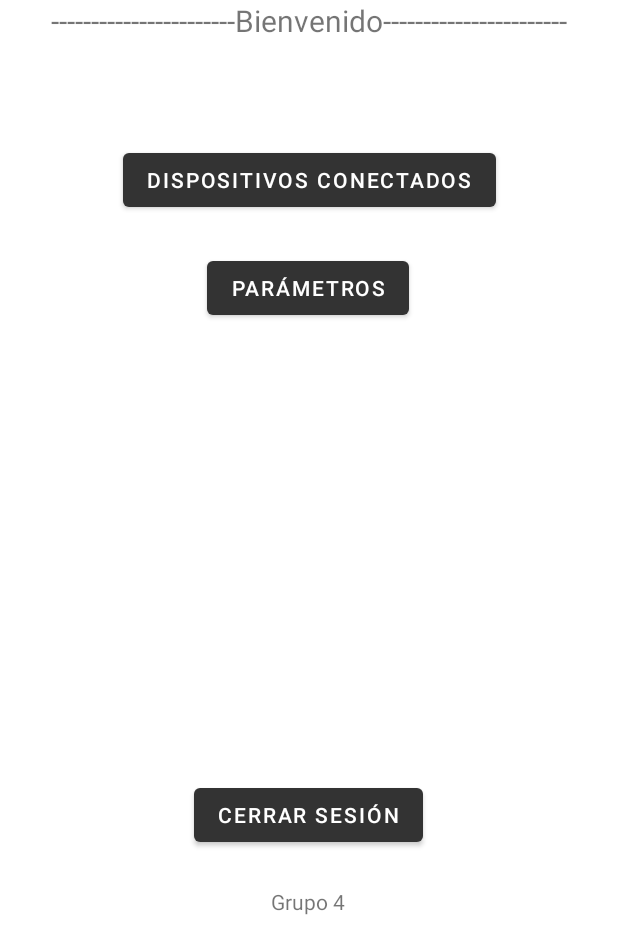
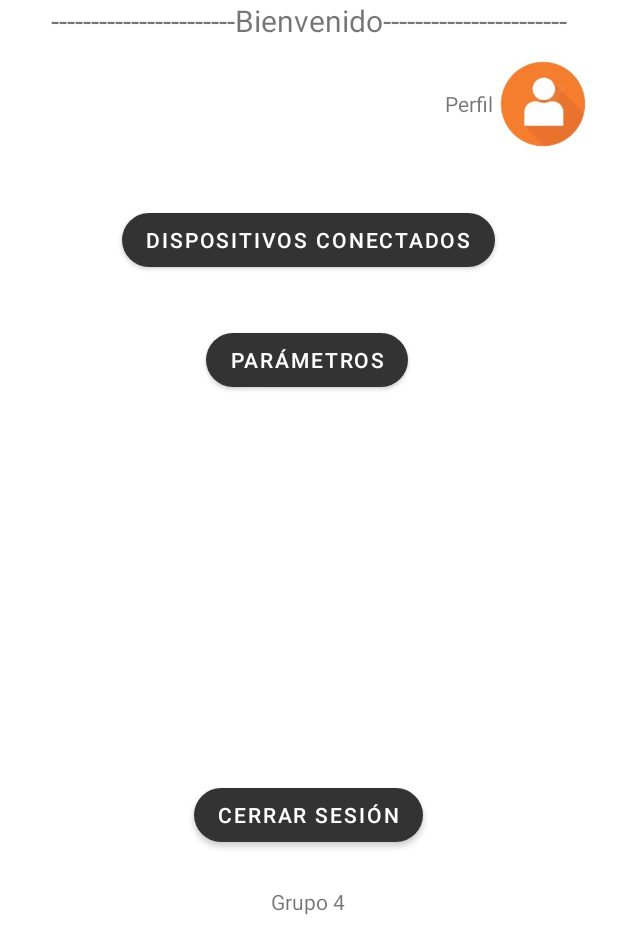
Before and after one commit to amst-fiec/1T2022-Grupo-4, an Android app: the Menu screen opened directly, with no data from a screen before it, on a phone screen of 412 x 824 dp, the part 296-1236 px from its top. Run offline under Robolectric (Android 15) with nearby library versions, the phone set to English and light mode, and no system bars; our stand-ins replace Firebase (no records; nobody signed in at launch, a user with empty details on screens opened directly).

Commit message:
Actualizacion de diseno

```diff
--- a/app/build.gradle
+++ b/app/build.gradle
@@ -14,6 +14,7 @@ android {
 
         testInstrumentationRunner "androidx.test.runner.AndroidJUnitRunner"
     }
+
 
     buildTypes {
         release {
@@ -47,8 +48,11 @@ dependencies {
     implementation platform('com.google.firebase:firebase-bom:30.1.0')
     implementation 'com.google.firebase:firebase-database:20.0.5'
     implementation 'com.google.firebase:firebase-messaging:23.0.7'
+    implementation 'com.github.PhilJay:MPAndroidChart:v3.1.0'
+    implementation 'com.squareup.picasso:picasso:2.5.2'
+
     testImplementation 'junit:junit:4.13.2'
     androidTestImplementation 'androidx.test.ext:junit:1.1.3'
     androidTestImplementation 'androidx.test.espresso:espresso-core:3.4.0'
-    implementation 'com.github.lecho:hellocharts-android:v1.5.8'
+
 }
--- a/app/src/main/AndroidManifest.xml
+++ b/app/src/main/AndroidManifest.xml
@@ -15,6 +15,9 @@
         android:supportsRtl="true"
         android:theme="@style/Theme.TrackFM"
         tools:targetApi="31">
+        <activity
+            android:name=".Perfil"
+            android:exported="false" />
         <activity
             android:name=".Solitusuario"
             android:exported="false" />
--- a/app/src/main/res/layout/activity_main.xml
+++ b/app/src/main/res/layout/activity_main.xml
@@ -66,7 +66,8 @@
         app:layout_constraintEnd_toEndOf="parent"
         app:layout_constraintHorizontal_bias="0.498"
         app:layout_constraintStart_toStartOf="parent"
-        app:rippleColor="#802B2B" />
+        app:rippleColor="#802B2B"
+        app:cornerRadius="20dp"/>
 
     <TextView
         android:id="@+id/textView3"
@@ -88,7 +89,8 @@
         android:text="@string/aqui"
         android:textColor="#000000"
         app:layout_constraintStart_toEndOf="@+id/textView3"
-        app:layout_constraintTop_toBottomOf="@+id/btninsesion" />
+        app:layout_constraintTop_toBottomOf="@+id/btninsesion"
+        tools:ignore="TouchTargetSizeCheck" />
 
 
 </androidx.constraintlayout.widget.ConstraintLayout>
--- a/app/src/main/res/layout/activity_menu.xml
+++ b/app/src/main/res/layout/activity_menu.xml
@@ -20,11 +20,13 @@
         android:id="@+id/btndc"
         android:layout_width="wrap_content"
         android:layout_height="wrap_content"
-        android:layout_marginTop="96dp"
+        android:layout_marginTop="136dp"
         android:onClick="listadisps"
         android:text="Dispositivos Conectados"
         app:backgroundTint="#333333"
+        app:cornerRadius="20dp"
         app:layout_constraintEnd_toEndOf="parent"
+        app:layout_constraintHorizontal_bias="0.496"
         app:layout_constraintStart_toStartOf="parent"
         app:layout_constraintTop_toBottomOf="@+id/imgicon" />
 
@@ -32,11 +34,12 @@
         android:id="@+id/btnpar"
         android:layout_width="wrap_content"
         android:layout_height="wrap_content"
-        android:layout_marginTop="24dp"
+        android:layout_marginTop="32dp"
+        android:text="Parámetros"
         app:backgroundTint="#333333"
-        android:text="Parámetros"
+        app:cornerRadius="20dp"
         app:layout_constraintEnd_toEndOf="parent"
-        app:layout_constraintHorizontal_bias="0.498"
+        app:layout_constraintHorizontal_bias="0.494"
         app:layout_constraintStart_toStartOf="parent"
         app:layout_constraintTop_toBottomOf="@+id/btndc" />
 
@@ -62,7 +65,8 @@
         app:layout_constraintBottom_toTopOf="@+id/txtg4"
         app:layout_constraintEnd_toEndOf="parent"
         app:layout_constraintHorizontal_bias="0.498"
-        app:layout_constraintStart_toStartOf="parent" />
+        app:layout_constraintStart_toStartOf="parent"
+        app:cornerRadius="20dp"/>
 
     <TextView
         android:id="@+id/txtbien"
@@ -74,4 +78,23 @@
         app:layout_constraintStart_toStartOf="parent"
         app:layout_constraintTop_toBottomOf="@+id/imgicon" />
 
+    <ImageView
+        android:id="@+id/imgperf"
+        android:layout_width="67dp"
+        android:layout_height="61dp"
+        android:layout_marginTop="12dp"
+        android:layout_marginEnd="16dp"
+        app:layout_constraintEnd_toEndOf="parent"
+        app:layout_constraintTop_toBottomOf="@+id/txtbien"
+        app:srcCompat="@drawable/icus" />
+
+    <TextView
+        android:id="@+id/txtperf"
+        android:layout_width="wrap_content"
+        android:layout_height="wrap_content"
+        android:layout_marginTop="32dp"
+        android:text="Perfil"
+        app:layout_constraintEnd_toStartOf="@+id/imgperf"
+        app:layout_constraintTop_toBottomOf="@+id/txtbien" />
+
 </androidx.constraintlayout.widget.ConstraintLayout>
--- a/app/src/main/res/layout/activity_solitusuario.xml
+++ b/app/src/main/res/layout/activity_solitusuario.xml
@@ -147,7 +147,8 @@
         app:layout_constraintEnd_toEndOf="parent"
         app:layout_constraintHorizontal_bias="0.498"
         app:layout_constraintStart_toStartOf="parent"
-        app:rippleColor="#802B2B" />
+        app:rippleColor="#802B2B"
+        app:cornerRadius="20dp"/>
 
 
 
--- a/settings.gradle
+++ b/settings.gradle
@@ -3,6 +3,7 @@ pluginManagement {
         gradlePluginPortal()
         google()
         mavenCentral()
+
     }
 }
 dependencyResolutionManagement {
@@ -10,6 +11,7 @@ dependencyResolutionManagement {
     repositories {
         google()
         mavenCentral()
+        maven { url 'https://jitpack.io' }
 
     }
 }
```
Also changed, not shown: app/src/main/java/com/example/trackfm/Dispositivoseleccionado.java (+53 -7 lines), app/src/main/java/com/example/trackfm/Menu.java (+23 -0 lines), app/src/main/java/com/example/trackfm/Perfil.java (added, +31 -0 lines), app/src/main/res/layout/activity_dispositivoseleccionado.xml (+13 -11 lines), app/src/main/res/layout/activity_perfil.xml (added, +79 -0 lines), build.gradle (+5 -3 lines), app/src/main/res/drawable/icus.JPG (added).
